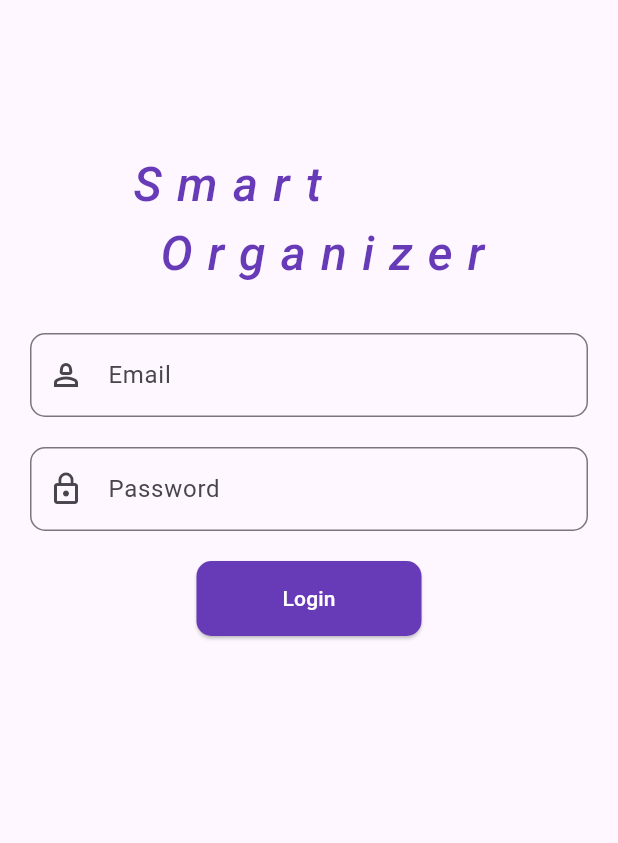
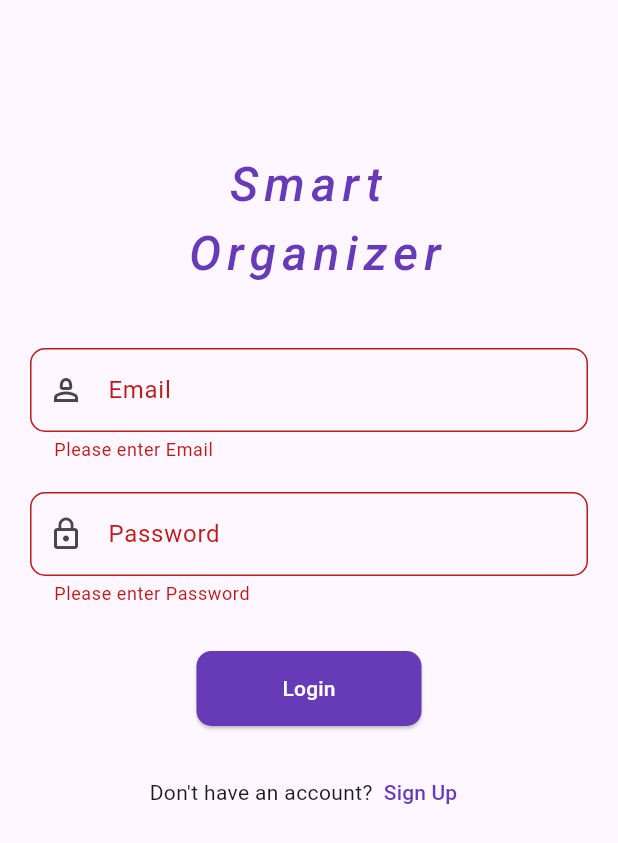
Before and after one commit to NishmaLamichhane/Smart-Mobile-App, a Flutter app: the screen it shows after launch, after a tap on "Login", on a phone screen of 412 x 824 dp. Shown: the top 843 px of the screen. Run offline on Flutter 3.47's test engine with Material 3 defaults, Android fonts, the phone set to English and light mode, and no system bars.

Commit message:
Updated: Login Form

```diff
--- a/lib/features/auth/presentation/screens/login_screen.dart
+++ b/lib/features/auth/presentation/screens/login_screen.dart
@@ -2,10 +2,12 @@ import 'package:flutter/material.dart';
 
 class LoginScreen extends StatelessWidget {
   LoginScreen({super.key});
+
   final _formKey = GlobalKey<FormState>();
   final _emailController = TextEditingController();
   final _passwordController = TextEditingController();
-  // Reusable inputFields widget
+
+  // Reusable input field widget
   TextFormField inputFields({
     required BuildContext context,
     required String hintText,
@@ -13,7 +15,7 @@ class LoginScreen extends StatelessWidget {
     required IconData icon,
     required TextEditingController controller,
     bool obscure = false,
-    TextInputType? TextInputType,
+    TextInputType? textInputType,
   }) {
     return TextFormField(
       controller: controller,
@@ -24,11 +26,13 @@ class LoginScreen extends StatelessWidget {
         labelText: labelText,
       ),
       onTapOutside: (event) => FocusScope.of(context).unfocus(),
-      onSaved: (newValue) {},
       validator: (value) {
+        if (value == null || value.isEmpty) {
+          return "Please enter $labelText";
+        }
         return null;
       },
-      keyboardType: TextInputType,
+      keyboardType: textInputType,
       obscureText: obscure,
     );
   }
@@ -38,16 +42,15 @@ class LoginScreen extends StatelessWidget {
       final email = _emailController.text;
       final password = _passwordController.text;
 
-      // Example hardcoded credentials
       if (email == "admin@gmail.com" && password == "admin123") {
-        ScaffoldMessenger.of(
-          context,
-        ).showSnackBar(SnackBar(content: Text("Login successful")));
-        // Navigate to home or dashboard
+        ScaffoldMessenger.of(context).showSnackBar(
+          SnackBar(content: Text("Login successful")),
+        );
+        // Navigate to home or dashboard screen
       } else {
-        ScaffoldMessenger.of(
-          context,
-        ).showSnackBar(SnackBar(content: Text("Invalid email or password")));
+        ScaffoldMessenger.of(context).showSnackBar(
+          SnackBar(content: Text("Invalid email or password")),
+        );
       }
     }
   }
@@ -56,48 +59,42 @@ class LoginScreen extends StatelessWidget {
   Widget build(BuildContext context) {
     return Scaffold(
       body: SafeArea(
-        child: Padding(
-          padding: const EdgeInsets.symmetric(
-            horizontal: 20.0,
-            vertical: 100.0,
-          ),
-          // padding: const EdgeInsets.all(16.0),
+        child: SingleChildScrollView(
+          padding: const EdgeInsets.symmetric(horizontal: 20.0, vertical: 100.0),
           child: Column(
+            crossAxisAlignment: CrossAxisAlignment.start,
             children: [
-              Text(
+              Center(
+                child: Text(
                   "Smart \n Organizer",
+                  textAlign: TextAlign.center,
                   style: TextStyle(
                     fontSize: 32,
                     fontStyle: FontStyle.italic,
                     fontWeight: FontWeight.w500,
                     color: Colors.deepPurple,
-                  letterSpacing: 10,
+                    letterSpacing: 4,
                   ),
                 ),
-              SizedBox(height: 30),
+              ),
+              SizedBox(height: 40),
               Form(
+                key: _formKey,
                 child: Column(
                   children: [
-                    TextFormField(
-                      decoration: InputDecoration(
-                        border: OutlineInputBorder(
-                          borderRadius: BorderRadius.circular(10.0),
-                        ),
-                        prefixIcon: Icon(Icons.person_2_outlined),
-                        hintText: "Email your email",
+                    // Email Field
+                    inputFields(
+                      context: context,
+                      hintText: "Enter your email",
                       labelText: "Email",
-                      ),
-                      onTapOutside: (event) => FocusScope.of(context).unfocus(),
-                      onSaved: (newValue) {},
-                      validator: (value) {
-                        return null;
-                      },
-                      keyboardType: TextInputType.emailAddress,
-                      obscureText: true,
+                      icon: Icons.person_2_outlined,
                       controller: _emailController,
+                      obscure: false,
+                      textInputType: TextInputType.emailAddress,
                     ),
                     SizedBox(height: 20),
-                    // Using the reusable inputFields widget for Password
+
+                    // Password Field
                     inputFields(
                       context: context,
                       hintText: "Enter your password",
@@ -105,23 +102,42 @@ class LoginScreen extends StatelessWidget {
                       icon: Icons.lock_outline,
                       obscure: true,
                       controller: _passwordController,
-                      TextInputType: TextInputType.visiblePassword,
+                      textInputType: TextInputType.visiblePassword,
                     ),
-                    SizedBox(height: 20),
+                    SizedBox(height: 30),
+
+                    // Login Button
                     ElevatedButton(
                       onPressed: () => _login(context),
-                      child: Text("Login"),
                       style: ElevatedButton.styleFrom(
-                        minimumSize: Size(150, 50), //width and height
+                        minimumSize: Size(150, 50),
                         backgroundColor: Colors.deepPurple,
                         foregroundColor: Colors.white,
                         shape: RoundedRectangleBorder(
                           borderRadius: BorderRadius.circular(10.0),
                         ),
                       ),
+                      child: Text("Login"),
                     ),
                   ],
                 ),
+              ),
+              SizedBox(height: 20),
+              Row(
+                mainAxisAlignment: MainAxisAlignment.center,
+                children: [
+                  Text("Don't have an account?"),
+                  TextButton(
+                    onPressed: () {
+                      Navigator.pushNamed(context, '/registerScreen');
+                    },
+                    style: TextButton.styleFrom(
+                      padding: EdgeInsets.zero,
+                      foregroundColor: Colors.deepPurple,
+                    ),
+                    child: Text("Sign Up"),
+                  ),
+                ],
               ),
             ],
           ),
```
Lines whose indentation alone changed are shown as unchanged.
